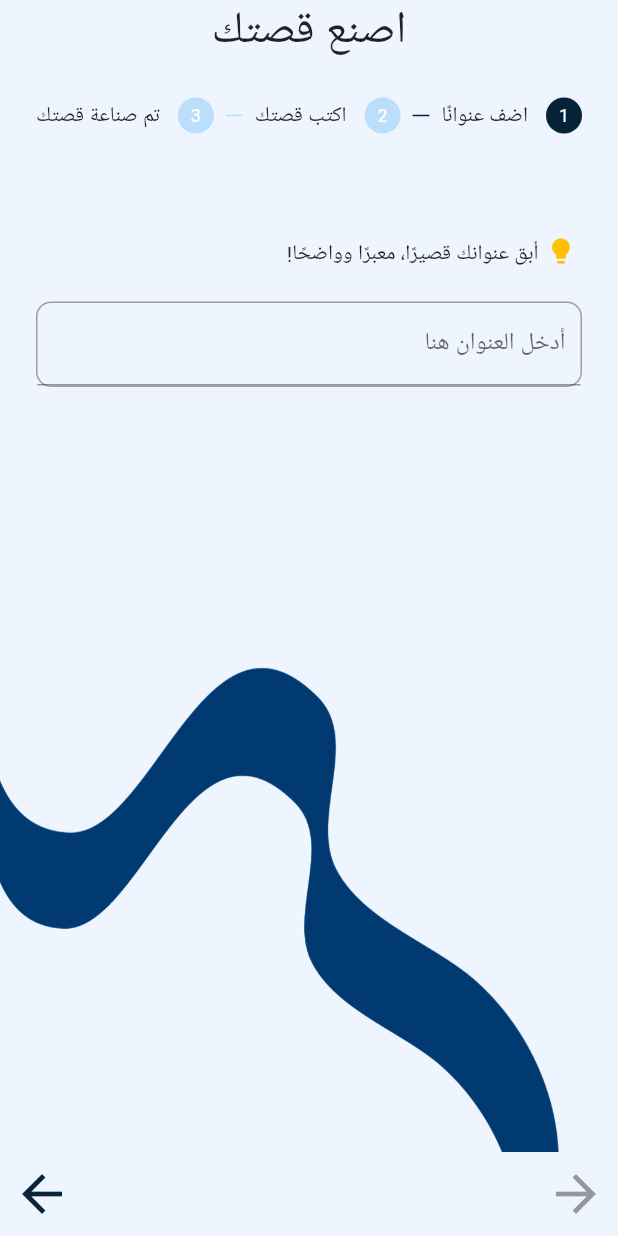
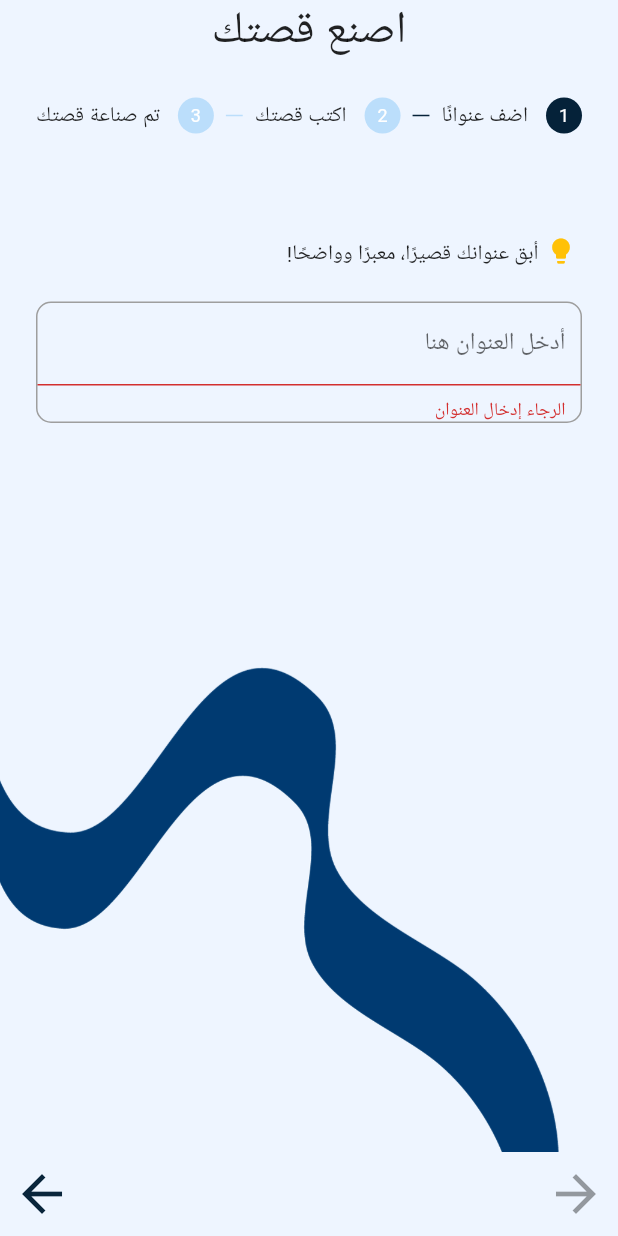
Before and after one commit to Lujain-M02/2023-GP1-6, a Flutter app: the CreateStory screen opened directly, on a phone screen of 412 x 824 dp. Run offline on Flutter 3.47's test engine with Material 2 defaults, Android fonts, the phone set to English and light mode, and no system bars; our stand-ins replace animate_do, animated_text_kit, introduction_screen, lottie.

Commit message:
title validation, to be just 1 line TextFormField

```diff
--- a/your_story/lib/pages/create_story_pages/create_story_title.dart
+++ b/your_story/lib/pages/create_story_pages/create_story_title.dart
@@ -1,6 +1,70 @@
 import 'package:flutter/material.dart';
 
 class CreateStoryTitle extends StatelessWidget {
+  const CreateStoryTitle({Key? key, required this.titleController})
+      : super(key: key);
+
+  final TextEditingController titleController;
+
+  String? validateTitle(String? value) {
+    if (value == null || value.trim().isEmpty) {
+      return "الرجاء إدخال العنوان";
+    } else if (!RegExp(r'^[ء-ي\s]+$').hasMatch(value)) {
+      return "العنوان يجب أن يكون عنوان قصتك باللغة العربية فقط";
+    }
+    return null;
+  }
+
+  @override
+  Widget build(BuildContext context) {
+    return Column(
+      children: [
+        // Hint Card
+        const Card(
+          color: Colors.transparent,
+          elevation: 0,
+          child: ListTile(
+            horizontalTitleGap: -15,
+            contentPadding: EdgeInsets.symmetric(horizontal: 0.0),
+            leading: Icon(
+              Icons.lightbulb,
+              color: Colors.amber,
+              size: 20,
+            ),
+            title: Text(
+              "أبق عنوانك قصيرًا، معبرًا وواضحًا!",
+              style: TextStyle(fontSize: 14),
+            ),
+          ),
+        ),
+
+        // Text Form Field
+        Form(
+          autovalidateMode: AutovalidateMode.always,
+          child: Container(
+            decoration: BoxDecoration(
+              border: Border.all(color: Colors.grey),
+              borderRadius: BorderRadius.circular(10),
+            ),
+            child: TextFormField(
+              autovalidateMode: AutovalidateMode.always,
+              controller: titleController,
+              maxLines: null,
+              decoration: const InputDecoration(
+                labelText: "أدخل العنوان هنا",
+                contentPadding: EdgeInsets.all(10),
+              ),
+              validator: validateTitle,
+            ),
+          ),
+        ),
+      ],
+    );
+  }
+}
+
+
+/*class CreateStoryTitle extends StatelessWidget {
   const CreateStoryTitle({super.key, required this.titleController});
 
   final TextEditingController titleController;
@@ -61,7 +125,7 @@ class CreateStoryTitle extends StatelessWidget {
       ],
     );
   }
-}
+}*/
 
 /*class _CreateStoryTitle extends State<CreateStoryTitle> {
   final formKey = GlobalKey<FormState>();
```
